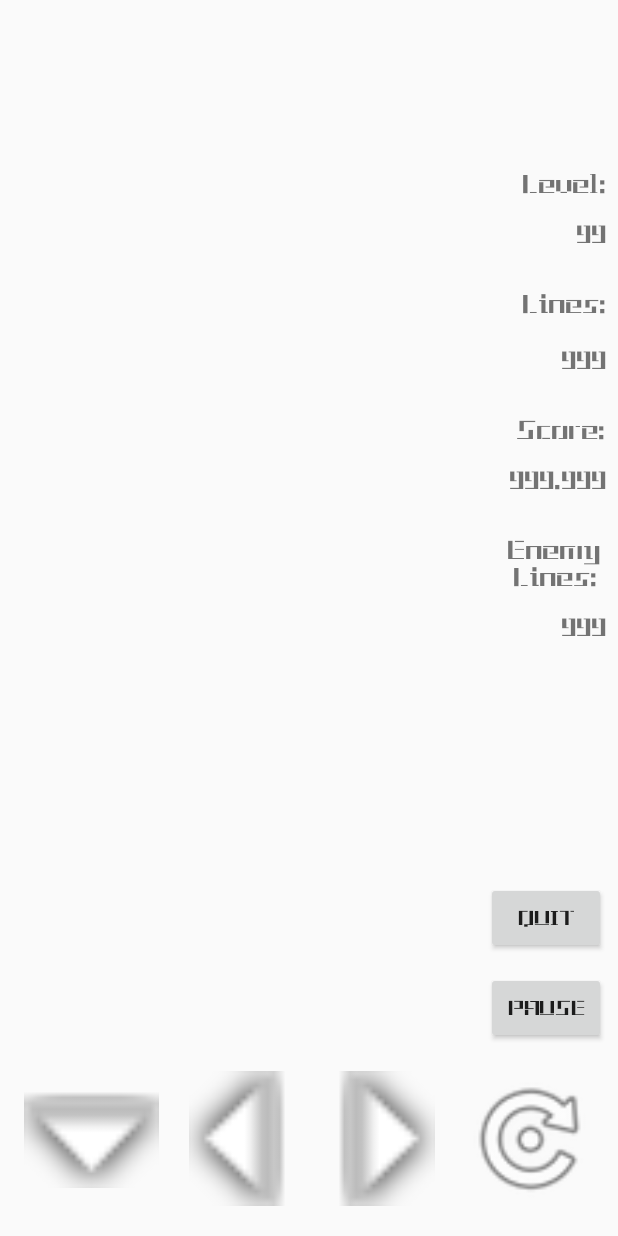
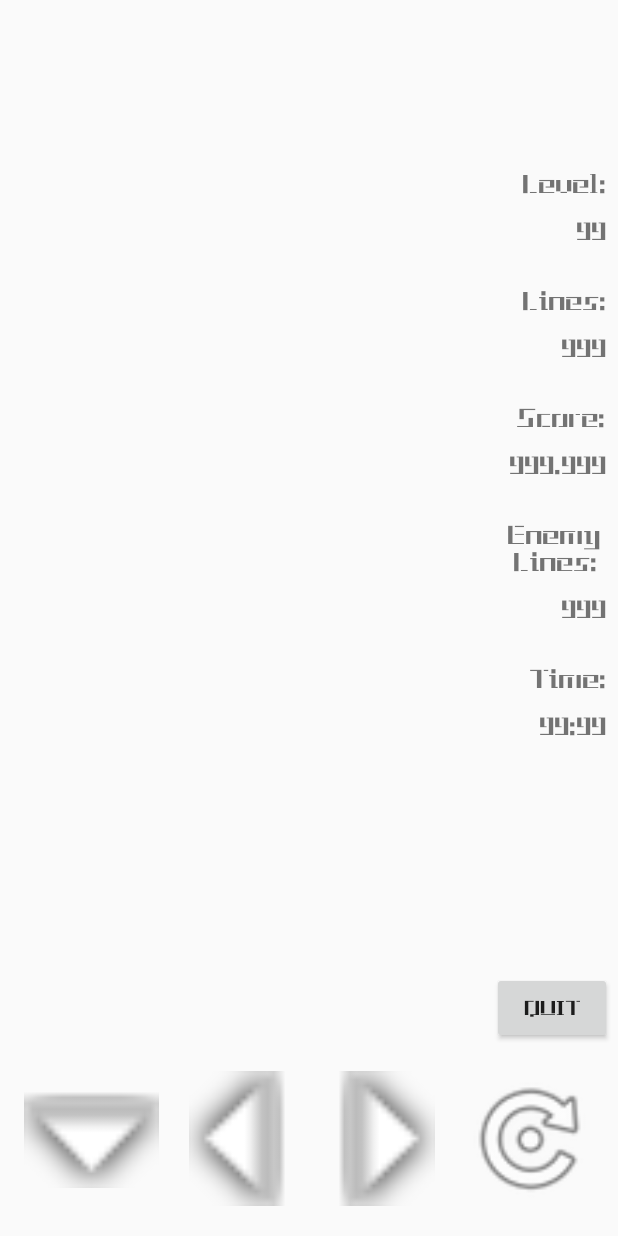
Before and after one commit to tgroiss16/Tetris, an Android app: the layout activity_multiplayer.xml on its own in the app's theme, with its tools: preview values and no code run, on a phone screen of 412 x 824 dp. Run offline under Robolectric (Android 15) with nearby library versions, the phone set to English and light mode, and no system bars.

Commit message:
Layout: Multiplayer und PlayGame reworks/neuerungen

```diff
--- a/app/src/main/res/layout/activity_multiplayer.xml
+++ b/app/src/main/res/layout/activity_multiplayer.xml
@@ -51,25 +51,14 @@
         app:srcCompat="@android:drawable/ic_menu_rotate" />
 
     <Button
-        android:id="@+id/multiplayer_pause_button"
-        android:layout_width="80dp"
-        android:layout_height="wrap_content"
-        android:layout_marginEnd="8dp"
-        android:layout_marginBottom="128dp"
-        android:fontFamily="@font/goodtetris"
-        android:text="Pause"
-        app:layout_constraintBottom_toBottomOf="parent"
-        app:layout_constraintEnd_toEndOf="parent" />
-
-    <Button
         android:id="@+id/multiplayer_quit_button"
         android:layout_width="80dp"
         android:layout_height="wrap_content"
-        android:layout_marginEnd="8dp"
-        android:layout_marginBottom="12dp"
+        android:layout_marginEnd="4dp"
+        android:layout_marginBottom="128dp"
         android:fontFamily="@font/goodtetris"
         android:text="Quit"
-        app:layout_constraintBottom_toTopOf="@+id/multiplayer_pause_button"
+        app:layout_constraintBottom_toBottomOf="parent"
         app:layout_constraintEnd_toEndOf="parent" />
 
     <TextView
@@ -88,7 +77,7 @@
         android:id="@+id/multiplayer_txtlevel"
         android:layout_width="wrap_content"
         android:layout_height="wrap_content"
-        android:layout_marginTop="12dp"
+        android:layout_marginTop="10dp"
         android:layout_marginEnd="8dp"
         android:fontFamily="@font/goodtetris"
         android:text="99"
@@ -112,7 +101,7 @@
         android:id="@+id/multiplayer_txtlines"
         android:layout_width="wrap_content"
         android:layout_height="wrap_content"
-        android:layout_marginTop="16dp"
+        android:layout_marginTop="10dp"
         android:layout_marginEnd="8dp"
         android:fontFamily="@font/goodtetris"
         android:text="999"
@@ -136,7 +125,7 @@
         android:id="@+id/multiplayer_txtscore"
         android:layout_width="wrap_content"
         android:layout_height="wrap_content"
-        android:layout_marginTop="12dp"
+        android:layout_marginTop="10dp"
         android:layout_marginEnd="8dp"
         android:fontFamily="@font/goodtetris"
         android:text="999.999"
@@ -160,7 +149,7 @@
         android:id="@+id/multiplayer_txtenemylines"
         android:layout_width="wrap_content"
         android:layout_height="wrap_content"
-        android:layout_marginTop="12dp"
+        android:layout_marginTop="10dp"
         android:layout_marginEnd="8dp"
         android:fontFamily="@font/goodtetris"
         android:text="999"
@@ -168,4 +157,28 @@
         app:layout_constraintEnd_toEndOf="parent"
         app:layout_constraintTop_toBottomOf="@+id/multiplayer_textview4" />
 
+    <TextView
+        android:id="@+id/textView2"
+        android:layout_width="wrap_content"
+        android:layout_height="wrap_content"
+        android:layout_marginTop="25dp"
+        android:layout_marginEnd="8dp"
+        android:fontFamily="@font/goodtetris"
+        android:text="Time:"
+        android:textSize="18sp"
+        app:layout_constraintEnd_toEndOf="parent"
+        app:layout_constraintTop_toBottomOf="@+id/multiplayer_txtenemylines" />
+
+    <TextView
+        android:id="@+id/textView3"
+        android:layout_width="wrap_content"
+        android:layout_height="wrap_content"
+        android:layout_marginTop="10dp"
+        android:layout_marginEnd="8dp"
+        android:fontFamily="@font/goodtetris"
+        android:text="99:99"
+        android:textSize="18sp"
+        app:layout_constraintEnd_toEndOf="parent"
+        app:layout_constraintTop_toBottomOf="@+id/textView2" />
+
 </android.support.constraint.ConstraintLayout>
```
Also changed, not shown: app/src/main/res/layout/activity_playgame.xml (+7 -18 lines).
